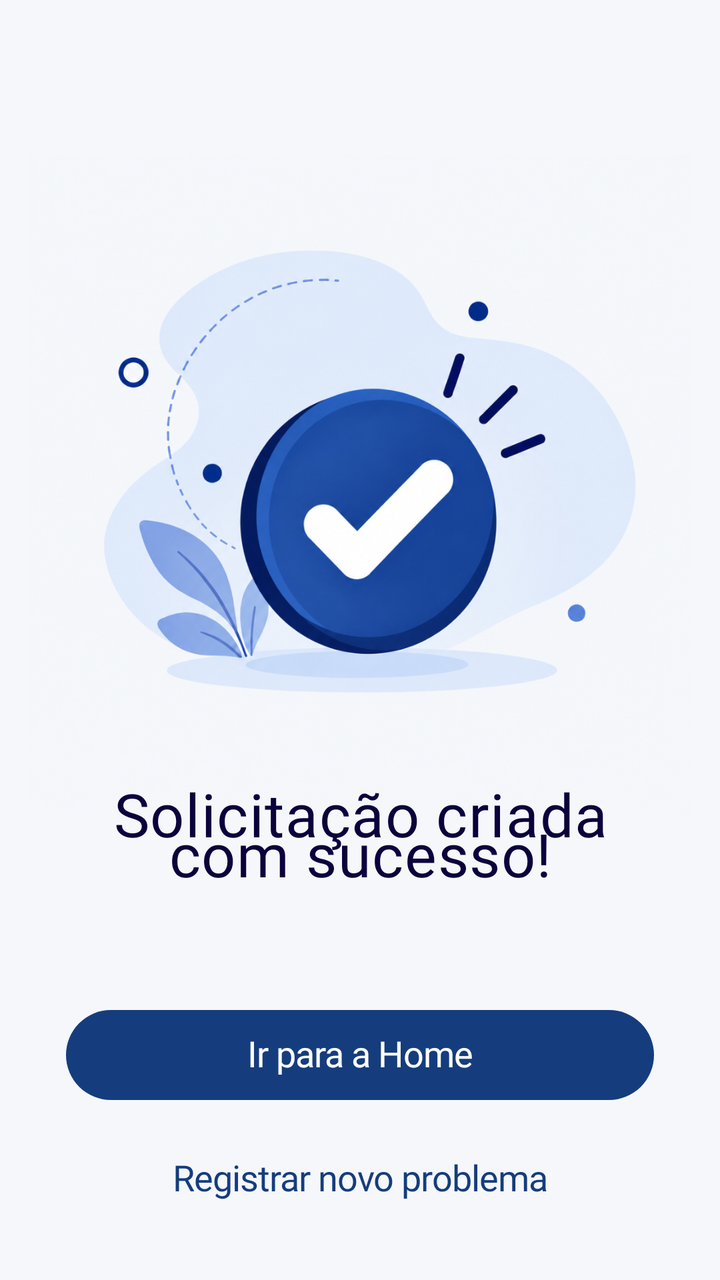
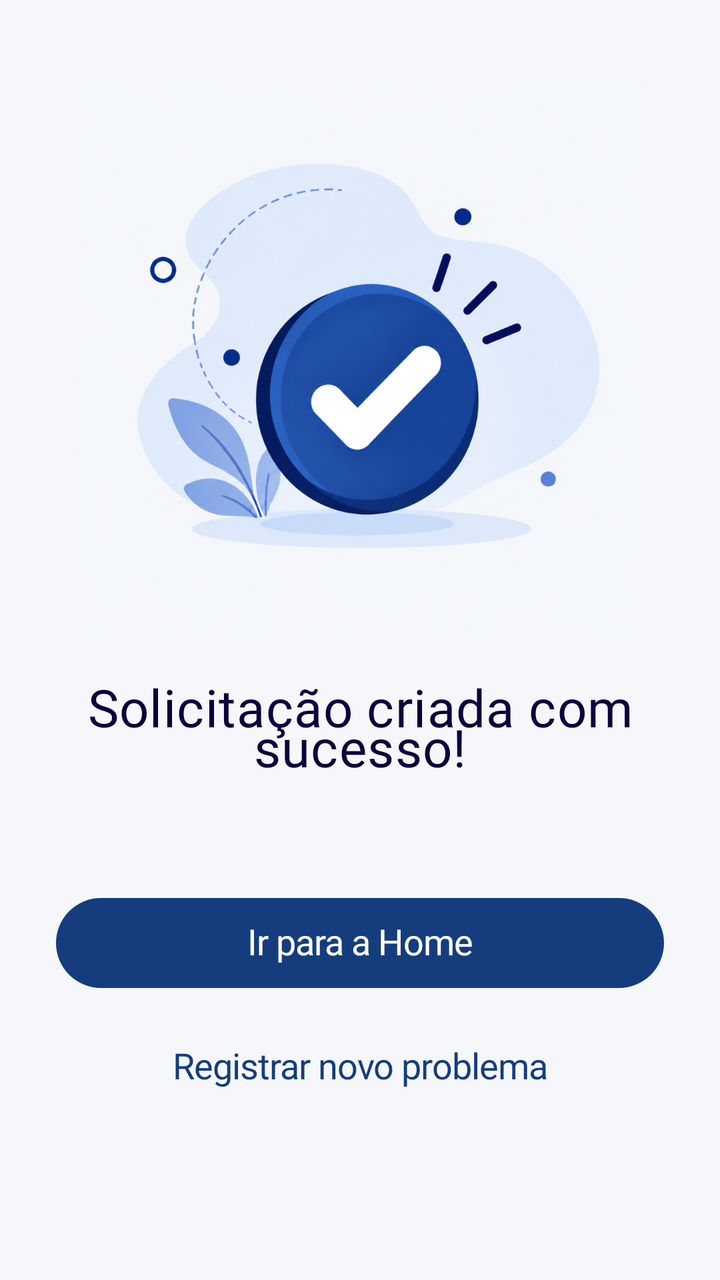

Compare the two renders of this Android layout. The source of the first and the diff that turns it into the second are given below.
<!-- AndroidManifest.xml: application theme Theme.FIXA -->
<!-- res/layout/fragment_new_request_success.xml -->
<?xml version="1.0" encoding="utf-8"?>
<androidx.core.widget.NestedScrollView xmlns:android="http://schemas.android.com/apk/res/android"
    xmlns:app="http://schemas.android.com/apk/res-auto"
    xmlns:tools="http://schemas.android.com/tools"
    android:layout_width="match_parent"
    android:layout_height="match_parent"
    android:background="@color/app_background"
    android:fillViewport="true"
    tools:context=".ui.newrequest.NewRequestSuccessFragment">

    <androidx.constraintlayout.widget.ConstraintLayout
        android:layout_width="match_parent"
        android:layout_height="wrap_content"
        android:paddingBottom="40dp">

        <ImageView
            android:id="@+id/ivSuccess"
            android:layout_width="0dp"
            android:layout_height="0dp"
            android:layout_marginTop="@dimen/app_success_image_margin_top"
            android:adjustViewBounds="true"
            android:importantForAccessibility="no"
            android:scaleType="fitCenter"
            app:layout_constraintDimensionRatio="1:1"
            app:layout_constraintEnd_toEndOf="parent"
            app:layout_constraintStart_toStartOf="parent"
            app:layout_constraintTop_toTopOf="parent"
            app:layout_constraintWidth_max="@dimen/app_success_image_size"
            app:layout_constraintWidth_percent="0.92"
            app:srcCompat="@drawable/img_success_illustration" />

        <TextView
            android:id="@+id/tvTitle"
            android:layout_width="0dp"
            android:layout_height="wrap_content"
            android:layout_marginStart="30dp"
            android:layout_marginTop="@dimen/app_success_title_margin_top"
            android:layout_marginEnd="30dp"
            android:gravity="center"
            android:text="@string/app_success_title"
            android:textAppearance="@style/TextAppearance.FIXA.App.Success.Title"
            app:layout_constraintEnd_toEndOf="parent"
            app:layout_constraintStart_toStartOf="parent"
            app:layout_constraintTop_toBottomOf="@id/ivSuccess" />

        <com.google.android.material.button.MaterialButton
            android:id="@+id/btnGoHome"
            style="@style/Widget.FIXA.App.Button.Primary"
            android:layout_width="0dp"
            android:layout_height="@dimen/app_button_height"
            android:layout_marginStart="@dimen/app_success_button_side_margin"
            android:layout_marginTop="@dimen/app_success_button_margin_top"
            android:layout_marginEnd="@dimen/app_success_button_side_margin"
            android:letterSpacing="-0.0178"
            android:text="@string/app_success_home"
            android:textSize="@dimen/app_success_button_text_size"
            app:layout_constraintEnd_toEndOf="parent"
            app:layout_constraintStart_toStartOf="parent"
            app:layout_constraintTop_toBottomOf="@id/tvTitle"
            app:layout_constraintWidth_max="346dp" />

        <com.google.android.material.button.MaterialButton
            android:id="@+id/btnNewRequest"
            style="@style/Widget.FIXA.App.Button.Text"
            android:layout_width="wrap_content"
            android:layout_height="@dimen/app_button_height"
            android:layout_marginTop="@dimen/app_success_secondary_margin_top"
            android:letterSpacing="-0.0178"
            android:text="@string/app_success_new"
            android:textColor="@color/app_primary"
            android:textSize="@dimen/app_success_button_text_size"
            app:layout_constraintEnd_toEndOf="parent"
            app:layout_constraintStart_toStartOf="parent"
            app:layout_constraintTop_toBottomOf="@id/btnGoHome"
            app:rippleColor="@color/app_field_background" />

    </androidx.constraintlayout.widget.ConstraintLayout>
</androidx.core.widget.NestedScrollView>
<!-- resources referenced by this layout -->
<resources>
  <color name="app_background">#FFF5F7FA</color>
  <color name="app_field_background">#4DDBE0EB</color>
  <color name="app_primary">#FF153D7D</color>
  <dimen name="app_button_height">45dp</dimen>
  <dimen name="app_success_button_margin_top">58dp</dimen>
  <dimen name="app_success_button_side_margin">33dp</dimen>
  <dimen name="app_success_button_text_size">18sp</dimen>
  <dimen name="app_success_image_margin_top">77dp</dimen>
  <dimen name="app_success_image_size">380dp</dimen>
  <dimen name="app_success_secondary_margin_top">17dp</dimen>
  <dimen name="app_success_title_margin_top">-22dp</dimen>
  <!-- drawable img_success_illustration: png bitmap (drawable-xxxhdpi, 846853 bytes) -->
  <string name="app_success_home">Ir para a Home</string>
  <string name="app_success_new">Registrar novo problema</string>
  <string name="app_success_title">Solicitação criada com sucesso!</string>
  <style name="TextAppearance.FIXA.App.Success.Title" parent="TextAppearance.FIXA.App.Medium">
          <item name="android:textColor">@color/app_primary_deep</item>
          <item name="android:textSize">@dimen/app_success_title_text_size</item>
      </style>
  <style name="Widget.FIXA.App.Button.Primary" parent="Widget.Material3.Button">
          <item name="android:fontFamily">@font/poppins_medium</item>
          <item name="android:textFontWeight">500</item>
          <item name="android:includeFontPadding">false</item>
          <item name="android:textAllCaps">false</item>
          <item name="android:letterSpacing">0</item>
          <item name="android:insetTop">0dp</item>
          <item name="android:insetBottom">0dp</item>
          <item name="android:paddingStart">0dp</item>
          <item name="android:paddingEnd">0dp</item>
          <item name="android:textColor">@color/app_on_primary</item>
          <item name="backgroundTint">@color/app_primary</item>
          <item name="cornerRadius">@dimen/app_button_radius</item>
          <item name="rippleColor">@color/app_on_primary_soft</item>
          <item name="elevation">0dp</item>
      </style>
  <style name="Widget.FIXA.App.Button.Text" parent="Widget.Material3.Button.TextButton">
          <item name="android:fontFamily">@font/poppins_medium</item>
          <item name="android:textFontWeight">500</item>
          <item name="android:includeFontPadding">false</item>
          <item name="android:textAllCaps">false</item>
          <item name="android:letterSpacing">0</item>
          <item name="android:insetTop">0dp</item>
          <item name="android:insetBottom">0dp</item>
      </style>
  <style name="Theme.FIXA" parent="Base.Theme.FIXA" />
  <style name="TextAppearance.FIXA.App.Medium">
          <item name="android:fontFamily">@font/poppins_medium</item>
          <item name="fontFamily">@font/poppins_medium</item>
          <item name="android:textFontWeight">500</item>
      </style>
  <color name="app_primary_deep">#FF0B013C</color>
  <dimen name="app_success_title_text_size">30sp</dimen>
  <color name="app_on_primary">#FFFFFFFF</color>
  <dimen name="app_button_radius">25dp</dimen>
  <color name="app_on_primary_soft">#FFF4F2FF</color>
  <style name="Base.Theme.FIXA" parent="Theme.Material3.DayNight.NoActionBar">
          
          
      </style>
</resources>

<!-- the commit's change to res/layout/fragment_new_request_success.xml (unified diff, before → after) -->
@@ -25,8 +25,9 @@
             app:layout_constraintEnd_toEndOf="parent"
             app:layout_constraintStart_toStartOf="parent"
             app:layout_constraintTop_toTopOf="parent"
+            app:layout_constraintHeight_max="@dimen/app_success_image_size"
             app:layout_constraintWidth_max="@dimen/app_success_image_size"
-            app:layout_constraintWidth_percent="0.92"
+            app:layout_constraintWidth_percent="0.8"
             app:srcCompat="@drawable/img_success_illustration" />
 
         <TextView
@@ -34,7 +35,7 @@
             android:layout_width="0dp"
             android:layout_height="wrap_content"
             android:layout_marginStart="30dp"
-            android:layout_marginTop="@dimen/app_success_title_margin_top"
+            android:layout_marginTop="8dp"
             android:layout_marginEnd="30dp"
             android:gravity="center"
             android:text="@string/app_success_title"
<!-- resource entries referenced after the edit -->
@@ -5,12 +5,11 @@
   <color name="app_primary">#FF153D7D</color>
   <dimen name="app_button_height">45dp</dimen>
   <dimen name="app_success_button_margin_top">58dp</dimen>
-  <dimen name="app_success_button_side_margin">33dp</dimen>
+  <dimen name="app_success_button_side_margin">28dp</dimen>
   <dimen name="app_success_button_text_size">18sp</dimen>
-  <dimen name="app_success_image_margin_top">77dp</dimen>
-  <dimen name="app_success_image_size">380dp</dimen>
+  <dimen name="app_success_image_margin_top">40dp</dimen>
+  <dimen name="app_success_image_size">300dp</dimen>
   <dimen name="app_success_secondary_margin_top">17dp</dimen>
-  <dimen name="app_success_title_margin_top">-22dp</dimen>
   <!-- drawable img_success_illustration: png bitmap (drawable-xxxhdpi, 846853 bytes) -->
   <string name="app_success_home">Ir para a Home</string>
   <string name="app_success_new">Registrar novo problema</string>
@@ -51,7 +50,7 @@
           <item name="android:textFontWeight">500</item>
       </style>
   <color name="app_primary_deep">#FF0B013C</color>
-  <dimen name="app_success_title_text_size">30sp</dimen>
+  <dimen name="app_success_title_text_size">26sp</dimen>
   <color name="app_on_primary">#FFFFFFFF</color>
   <dimen name="app_button_radius">25dp</dimen>
   <color name="app_on_primary_soft">#FFF4F2FF</color>
